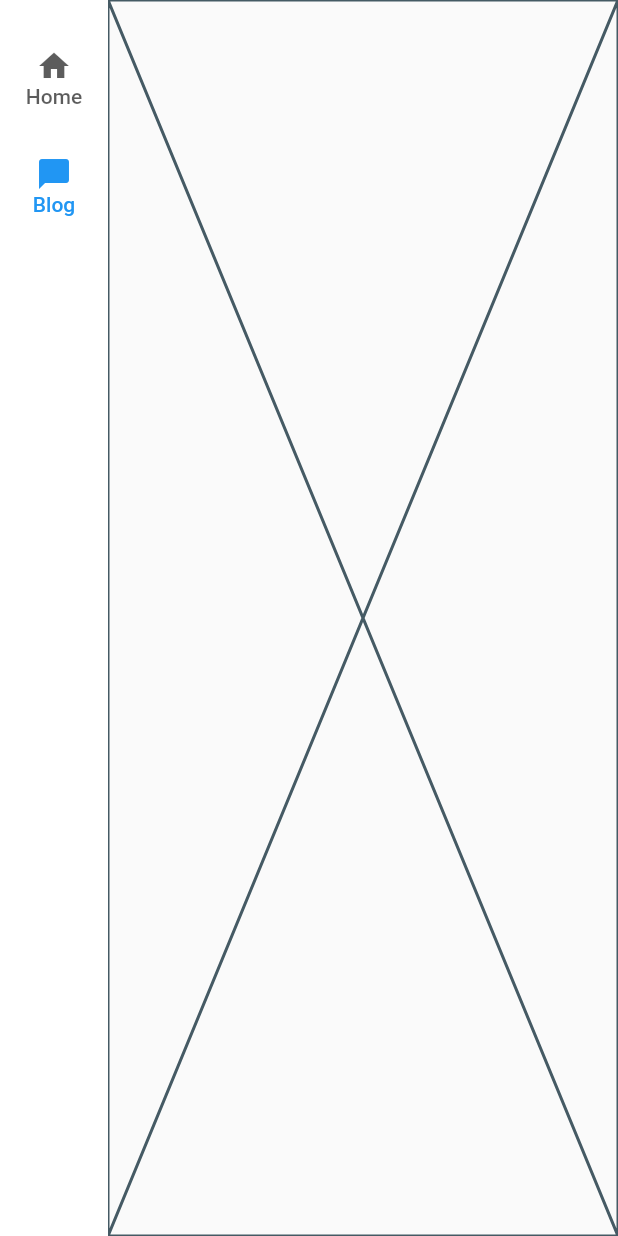
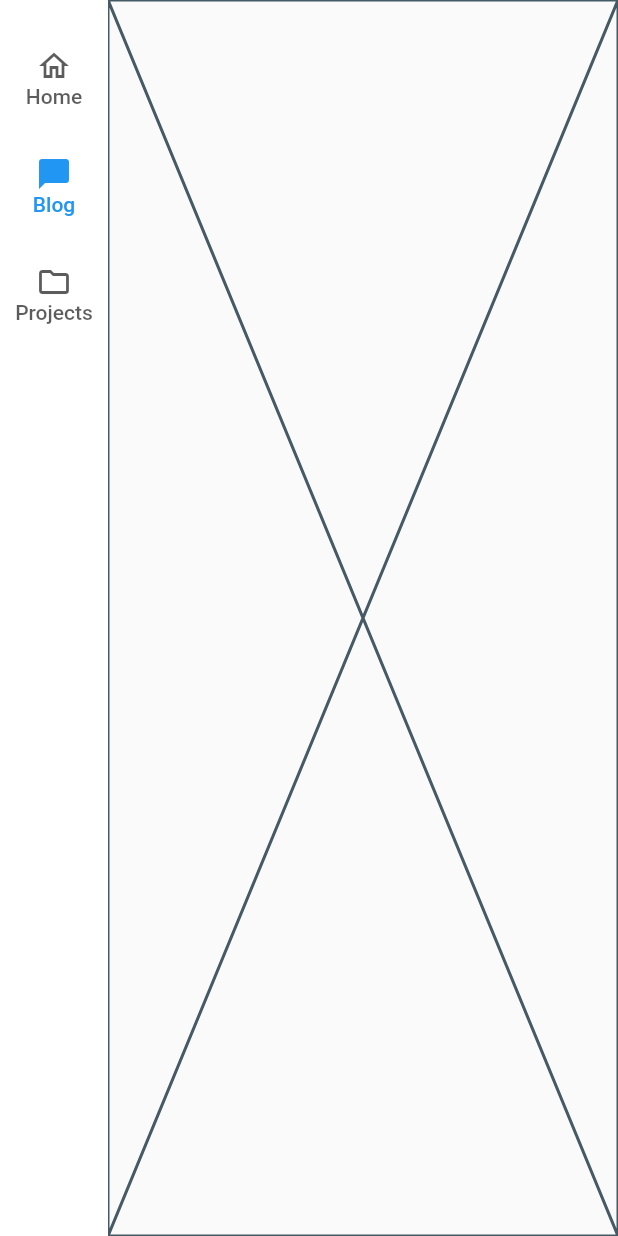
Before and after one commit to UndeadLemon/portfolio, a Flutter app: the screen it shows after launch, after a tap on "Blog", on a phone screen of 412 x 824 dp. Run offline on Flutter 3.47's test engine with Material 2 defaults, Android fonts, the phone set to English and light mode, and no system bars; our stand-ins replace firebase_core, go_router; accounts and stored records are empty; statements that could not run were skipped.

Commit message:
Finalizing update to buttons

```diff
--- a/lib/src/view/widgets/nav_rail.dart
+++ b/lib/src/view/widgets/nav_rail.dart
@@ -33,6 +33,12 @@ class _AppNavigationRailState extends State<AppNavigationRail> {
               {
                 context.go("/blog");
               }
+              break;
+            case 2:
+              {
+                context.go("/projects");
+              }
+              break;
           }
         });
       },
@@ -55,15 +61,20 @@ class _AppNavigationRailState extends State<AppNavigationRail> {
           : const SizedBox(),
       destinations: const <NavigationRailDestination>[
         NavigationRailDestination(
-          icon: Icon(Icons.home),
-          selectedIcon: Icon(Icons.home_filled),
+          icon: Icon(Icons.home_outlined),
+          selectedIcon: Icon(Icons.home),
           label: Text('Home'),
         ),
         NavigationRailDestination(
           icon: Icon(Icons.chat_bubble_outline),
           label: Text('Blog'),
           selectedIcon: Icon(Icons.chat_bubble),
-        )
+        ),
+        NavigationRailDestination(
+          icon: Icon(Icons.folder_outlined),
+          label: Text('Projects'),
+          selectedIcon: Icon(Icons.folder),
+        ),
       ],
     );
   }
```
